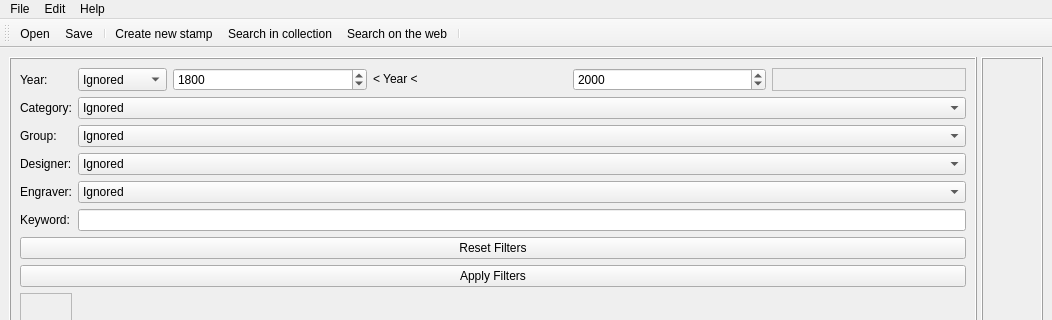
This is UI/widgets/mainWindow.ui in chep/philatelie as Qt 5 draws it before an edit; both pictures show x 0 to 1052 and y 0 to 320 of the 1052 by 682 pixel window. The edited form follows.
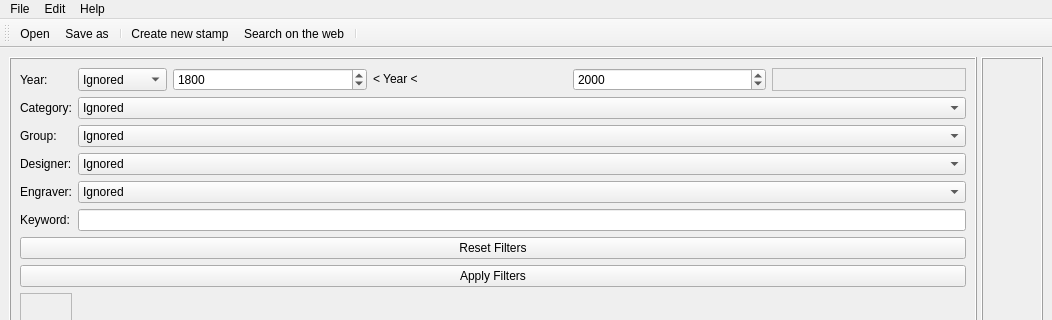
This is the edited form. Icons and pictures are not drawn.

Commit message: Mainwindow: remove useless buttons.

Diff of the .ui file:
```diff
--- a/UI/widgets/mainWindow.ui
+++ b/UI/widgets/mainWindow.ui
@@ -389,10 +389,9 @@
     <bool>false</bool>
    </attribute>
    <addaction name="actionOpen"/>
-   <addaction name="actionSave"/>
+   <addaction name="actionSave_as"/>
    <addaction name="separator"/>
    <addaction name="actionCreate_new_stamp"/>
-   <addaction name="actionSearchCollection"/>
    <addaction name="actionSearchWeb"/>
    <addaction name="separator"/>
   </widget>
```
Left out of the diff: 6 changed lines with no effect on the pictures.
